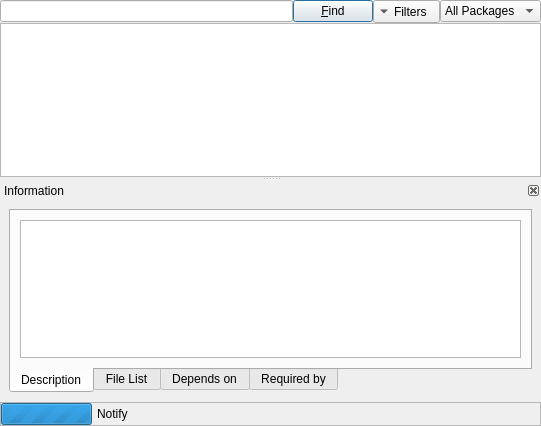
This is gui/AddRm/PkAddRm.ui in freedesktop-unofficial-mirror/packagekit__PackageKit-Qt as Qt 5 draws it before an edit. The edited form follows.
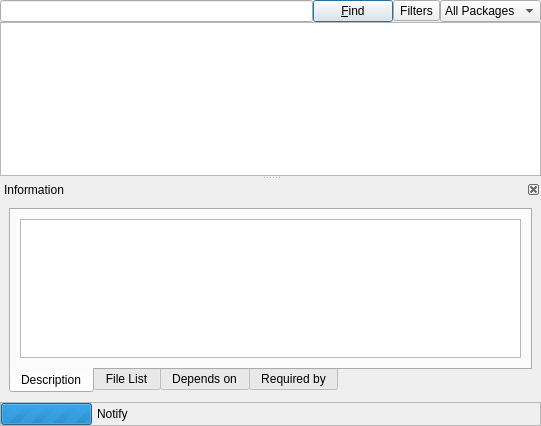
This is the edited form. Custom widgets are drawn as their Qt base class.

Commit message: First beta release

```diff
--- a/gui/AddRm/PkAddRm.ui
+++ b/gui/AddRm/PkAddRm.ui
@@ -50,7 +50,7 @@
       <enum>Qt::ToolButtonTextBesideIcon</enum>
      </property>
      <property name="arrowType" >
-      <enum>Qt::DownArrow</enum>
+      <enum>Qt::NoArrow</enum>
      </property>
     </widget>
    </item>
@@ -125,10 +125,10 @@
       <widget class="QWidget" name="dockWidgetContents" >
        <property name="geometry" >
         <rect>
-         <x>2</x>
+         <x>4</x>
          <y>22</y>
-         <width>537</width>
-         <height>189</height>
+         <width>533</width>
+         <height>187</height>
         </rect>
        </property>
        <layout class="QGridLayout" name="gridLayout_2" >
@@ -160,8 +160,8 @@
             <rect>
              <x>0</x>
              <y>0</y>
-             <width>517</width>
-             <height>141</height>
+             <width>513</width>
+             <height>142</height>
             </rect>
            </property>
            <attribute name="title" >
```
The commit also changes 2 other files.
